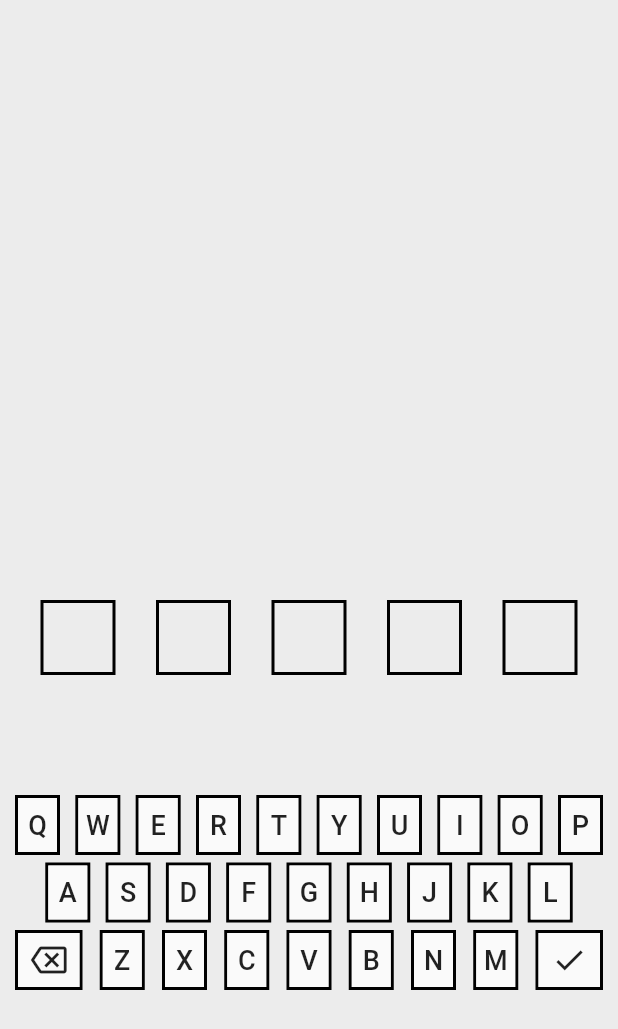
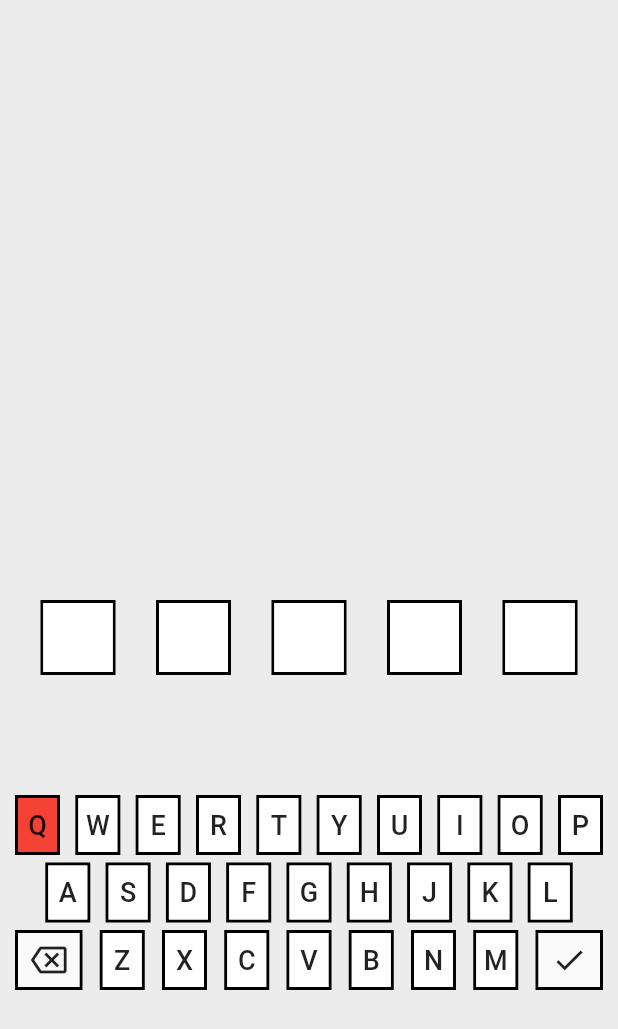
Before and after one commit to gabriel371/wordle, a Flutter app: the screen it shows after launch, after a tap on an icon or button, on a phone screen of 412 x 824 dp. Shown: the top 1029 px of the screen. Run offline on Flutter 3.47's test engine with Material 2 defaults, Android fonts, the phone set to English and light mode, and no system bars; network calls fail.

Commit message:
implemented api for getting words

```diff
--- a/lib/main.dart
+++ b/lib/main.dart
@@ -13,7 +13,7 @@ class MyApp extends StatelessWidget {
   Widget build(BuildContext context) {
     return MaterialApp(
       debugShowCheckedModeBanner: false,
-      title: 'Flutter Demo',
+      title: 'Wordle',
       theme: ThemeData(
         primarySwatch: Colors.blue,
       ),
--- a/lib/pages/home/home_page.dart
+++ b/lib/pages/home/home_page.dart
@@ -1,5 +1,8 @@
 import 'package:flutter/material.dart';
+import 'package:wordle/services/api_service.dart';
 
+import 'fail_dialog.dart';
+import 'success_dialog.dart';
 import 'widgets/keyboard.dart';
 import 'widgets/word_row.dart';
 
@@ -11,44 +14,133 @@ class HomePage extends StatefulWidget {
 }
 
 class _HomePageState extends State<HomePage> {
-  List<int> rows = [0, 1, 2, 3, 4, 5];
+  List<List<String>> guesses = [
+    ["", "", "", "", ""],
+    ["", "", "", "", ""],
+    ["", "", "", "", ""],
+    ["", "", "", "", ""],
+    ["", "", "", "", ""],
+    ["", "", "", "", ""],
+  ];
+
+  List<List<Color>> colors = [
+    [Colors.white, Colors.white, Colors.white, Colors.white, Colors.white],
+    [Colors.white, Colors.white, Colors.white, Colors.white, Colors.white],
+    [Colors.white, Colors.white, Colors.white, Colors.white, Colors.white],
+    [Colors.white, Colors.white, Colors.white, Colors.white, Colors.white],
+    [Colors.white, Colors.white, Colors.white, Colors.white, Colors.white],
+    [Colors.white, Colors.white, Colors.white, Colors.white, Colors.white],
+  ];
 
   int currentRow = 0;
   int currentIndex = 0;
+  bool gameOver = false;
+  String word = "";
 
-  String word = "VASCO";
+  APIService apiService = APIService();
 
-  List<String> currentGuess = ["", "", "", "", ""];
+  @override
+  void initState() {
+    super.initState();
+    apiService.get().then((dw) {
+      setState(() {
+        word = dw.toUpperCase();
+      });
+    });
+  }
+
+  List<GuessedCharacter> guessedChars = [
+    GuessedCharacter.empty,
+    GuessedCharacter.empty,
+    GuessedCharacter.empty,
+    GuessedCharacter.empty,
+    GuessedCharacter.empty,
+  ];
 
   void _insertCharacter(String key) {
+    if (gameOver == false) {
       if (currentIndex <= 4) {
         setState(() {
-        currentGuess[currentIndex] = key;
+          guesses[currentRow][currentIndex] = key;
           currentIndex++;
         });
       }
-    print(currentGuess.join());
+    }
   }
 
   void _deleteLastCharacter() {
+    if (gameOver == false) {
       if (currentIndex > 0) {
         setState(() {
-        currentGuess[currentIndex - 1] = "";
+          guesses[currentRow][currentIndex - 1] = "";
           currentIndex--;
         });
       }
-    print(currentGuess.join());
+    }
   }
 
   void _checkGuess() {
-    if (currentGuess.join().length == 5) {
-      if (currentGuess.join() == word) {
-        print("Right guess!");
+    if (gameOver == false) {
+      if (guesses[currentRow].join().length == 5) {
+        if (guesses[currentRow].join() == word) {
+          for (int i = 0; i < 5; i++) {
+            guessedChars[i] = _compareCharacters(i);
+            colors[currentRow][i] = _getColor(i);
+          }
+          setState(() => gameOver = true);
+          showDialog(
+            context: context,
+            builder: (BuildContext context) {
+              return SuccessDialog(row: currentRow, word: word);
+            },
+          );
         } else {
-        print("Wrong guess!");
+          if (currentRow == 5) {
+            setState(() => gameOver = true);
+            showDialog(
+              context: context,
+              builder: (BuildContext context) {
+                return FailDialog(row: currentRow, word: word);
+              },
+            );
+          }
+          for (int i = 0; i < 5; i++) {
+            guessedChars[i] = _compareCharacters(i);
+            colors[currentRow][i] = _getColor(i);
+          }
+          setState(() {
+            if (currentRow < 5) {
+              currentRow++;
+            }
+            currentIndex = 0;
+          });
         }
       } else {
         print("Incomplete");
+      }
+    }
+  }
+
+  Color _getColor(int index) {
+    if (guessedChars[index] == GuessedCharacter.right) {
+      return Colors.green;
+    } else if (guessedChars[index] == GuessedCharacter.present) {
+      return Colors.yellow;
+    } else if (guessedChars[index] == GuessedCharacter.wrong) {
+      return Colors.red;
+    } else {
+      return Colors.white;
+    }
+  }
+
+  GuessedCharacter _compareCharacters(int index) {
+    if (guesses[currentRow][index] == word[index]) {
+      return GuessedCharacter.right;
+    } else if (guesses[currentRow][index] != word[index] &&
+        word.contains(guesses[currentRow][index])) {
+      return GuessedCharacter.present;
+    } else {
+      return GuessedCharacter.wrong;
     }
   }
 
@@ -61,22 +153,34 @@ class _HomePageState extends State<HomePage> {
           padding: const EdgeInsets.only(top: 40.0),
           child: Column(
             children: [
-              ...rows.map((row) {
-                return Padding(
+              ...guesses
+                  .asMap()
+                  .map((i, row) {
+                    return MapEntry(
+                      i,
+                      Padding(
                         padding: const EdgeInsets.symmetric(vertical: 10.0),
                         child: WordRow(
-                    rowIndex: row,
+                          rowIndex: i,
                           boxIndex: currentIndex,
-                    isActive: currentRow == row,
-                    currentGuess: currentGuess,
+                          isActive: currentRow == i,
+                          currentGuess: guesses[i],
+                          guessedChars: guessedChars,
+                          colors: colors[i],
+                        ),
                       ),
                     );
-              }).toList(),
+                  })
+                  .values
+                  .toList(),
               const SizedBox(height: 70.0),
               Keyboard(
                 onTextInput: (text) => _insertCharacter(text),
                 onBackspace: () => _deleteLastCharacter(),
                 onEnter: () => _checkGuess(),
+                guesses: guesses,
+                word: word,
+                currentRow: currentRow,
               ),
             ],
           ),
@@ -85,3 +189,5 @@ class _HomePageState extends State<HomePage> {
     );
   }
 }
+
+enum GuessedCharacter { empty, right, wrong, present }
--- a/lib/pages/home/widgets/keyboard.dart
+++ b/lib/pages/home/widgets/keyboard.dart
@@ -1,9 +1,8 @@
 import 'package:flutter/material.dart';
-import 'package:wordle/pages/home/widgets/backspace_key.dart';
-import 'package:wordle/pages/home/widgets/enter_key.dart';
-import 'package:wordle/pages/home/widgets/text_key.dart';
 
-import 'keyboard_button.dart';
+import 'backspace_key.dart';
+import 'enter_key.dart';
+import 'text_key.dart';
 
 class Keyboard extends StatelessWidget {
   Keyboard({
@@ -11,7 +10,14 @@ class Keyboard extends StatelessWidget {
     required this.onTextInput,
     required this.onEnter,
     required this.onBackspace,
+    required this.guesses,
+    required this.word,
+    required this.currentRow,
   }) : super(key: key);
+
+  String word;
+  List<List<String>> guesses;
+  int currentRow;
 
   final ValueSetter<String> onTextInput;
   final VoidCallback onEnter;
@@ -27,8 +33,25 @@ class Keyboard extends StatelessWidget {
     ["Z", "X", "C", "V", "B", "N", "M"],
   ];
 
+  Color _getColor(String key) {
+    // FIXME: The green one needs to compare each position
+    if (guesses.any((element) => element == word.split(""))) {
+      return Colors.green;
+    }
+    if (guesses.any((element) => element.contains(key)) &&
+        word.split("").contains(key)) {
+      return Colors.yellow;
+    }
+    if (guesses.any((element) => element.contains(key)) &&
+        !word.split("").contains(key)) {
+      return Colors.red;
+    }
+    return Colors.white;
+  }
+
   @override
   Widget build(BuildContext context) {
+    print(guesses);
     return Padding(
       padding: const EdgeInsets.symmetric(horizontal: 10.0),
       child: Column(
@@ -51,7 +74,11 @@ class Keyboard extends StatelessWidget {
           .map((i, key) {
             return MapEntry(
               i,
-              TextKey(text: key, onTextInput: _textInputHandler),
+              TextKey(
+                text: key,
+                onTextInput: _textInputHandler,
+                color: _getColor(key),
+              ),
             );
           })
           .values
@@ -69,7 +96,12 @@ class Keyboard extends StatelessWidget {
             .map((i, key) {
               return MapEntry(
                 i,
-                TextKey(text: key, onTextInput: _textInputHandler),
+                TextKey(
+                  text: key,
+                  onTextInput: _textInputHandler,
+                  color: _getColor(key),
+                  // color: _getColor(key),
+                ),
               );
             })
             .values
@@ -89,12 +121,16 @@ class Keyboard extends StatelessWidget {
             .map((i, key) {
               return MapEntry(
                 i,
-                TextKey(text: key, onTextInput: _textInputHandler),
+                TextKey(
+                  text: key,
+                  onTextInput: _textInputHandler,
+                  color: _getColor(key),
+                ),
               );
             })
             .values
             .toList(),
-        EnterKey(onEnter: _enterHandler),
+        EnterKey(onEnter: _enterHandler), // This can be used to get the colors
       ],
     );
   }
--- a/lib/pages/home/widgets/letter_box.dart
+++ b/lib/pages/home/widgets/letter_box.dart
@@ -4,13 +4,13 @@ class LetterBox extends StatefulWidget {
   int boxIndex;
   bool isSelected;
   String? value;
-  Function onChanged;
+  Color color;
   LetterBox({
     Key? key,
     this.isSelected = false,
     this.value,
     required this.boxIndex,
-    required this.onChanged,
+    required this.color,
   }) : super(key: key);
 
   @override
@@ -28,6 +28,7 @@ class _LetterBoxState extends State<LetterBox> {
           color: const Color(0xFF000000),
           width: widget.isSelected ? 4.0 : 2.0,
         ),
+        color: widget.color,
       ),
       child: Visibility(
         visible: widget.value != null,
--- a/lib/pages/home/widgets/text_key.dart
+++ b/lib/pages/home/widgets/text_key.dart
@@ -1,13 +1,15 @@
 import 'package:flutter/material.dart';
 
 class TextKey extends StatelessWidget {
-  const TextKey({
+  TextKey({
     Key? key,
     required this.text,
     this.onTextInput,
+    this.color = Colors.white,
   }) : super(key: key);
 
   final String text;
+  Color color;
   final ValueSetter<String>? onTextInput;
 
   @override
@@ -17,8 +19,10 @@ class TextKey extends StatelessWidget {
       width: 30.0,
       decoration: BoxDecoration(
         border: Border.all(color: const Color(0xFF000000), width: 2.0),
+        color: color,
       ),
       child: Material(
+        color: color,
         child: InkWell(
           onTap: () {
             onTextInput?.call(text);
--- a/lib/pages/home/widgets/word_row.dart
+++ b/lib/pages/home/widgets/word_row.dart
@@ -1,5 +1,6 @@
 import 'package:flutter/material.dart';
 
+import '../home_page.dart';
 import 'letter_box.dart';
 
 class WordRow extends StatefulWidget {
@@ -7,12 +8,16 @@ class WordRow extends StatefulWidget {
   int boxIndex;
   bool isActive;
   List<String> currentGuess;
+  List<GuessedCharacter> guessedChars;
+  List<Color> colors;
   WordRow({
     Key? key,
     required this.boxIndex,
     required this.rowIndex,
     this.isActive = false,
     required this.currentGuess,
+    required this.guessedChars,
+    required this.colors,
   }) : super(key: key);
 
   @override
@@ -25,14 +30,12 @@ class _WordRowState extends State<WordRow> {
   @override
   Widget build(BuildContext context) {
     int currentBox = widget.boxIndex;
-    String currentGuess = widget.currentGuess.join();
-    // print(currentGuess);
     return ColorFiltered(
       colorFilter: ColorFilter.mode(
         widget.isActive
             ? const Color(0xFFFFFFFF)
             : const Color.fromARGB(255, 236, 236, 236),
-        BlendMode.saturation,
+        BlendMode.overlay,
       ),
       child: Row(
         mainAxisAlignment: MainAxisAlignment.spaceEvenly,
@@ -41,8 +44,8 @@ class _WordRowState extends State<WordRow> {
             return LetterBox(
               boxIndex: box,
               isSelected: box == currentBox && widget.isActive,
-              onChanged: () {},
-              value: widget.isActive ? widget.currentGuess[box] : "",
+              value: widget.currentGuess[box],
+              color: widget.colors[box],
             );
           },
         ).toList(),
--- /dev/null
+++ b/lib/services/api_service.dart
@@ -0,0 +1,24 @@
+import 'dart:convert';
+
+import 'package:http/http.dart' as http;
+
+class APIService {
+  static const String _authority = "random-words5.p.rapidapi.com";
+  static const _path = "/getRandom";
+  static const _query = {"wordLength": "5"};
+  static const Map<String, String> _headers = {
+    "x-rapidapi-host": "random-words5.p.rapidapi.com",
+    "x-rapidapi-key": "fd73af7d1dmsh7f85fddd3d10ebep19e543jsnab2d5f4a484a",
+  };
+
+  Future<String> get() async {
+    Uri uri = Uri.https(_authority, _path, _query);
+    final response = await http.get(uri, headers: _headers);
+    if (response.statusCode == 200) {
+      return response.body;
+    } else {
+      throw Exception(
+          "Failed to load json data. Returned: ${response.statusCode}: ${response.reasonPhrase}");
+    }
+  }
+}
--- a/pubspec.yaml
+++ b/pubspec.yaml
@@ -34,6 +34,7 @@ dependencies:
   # The following adds the Cupertino Icons font to your application.
   # Use with the CupertinoIcons class for iOS style icons.
   cupertino_icons: ^1.0.2
+  http: ^0.13.4
 
 dev_dependencies:
   flutter_test:
```
Also changed, not shown: lib/pages/home/fail_dialog.dart (added, +63 -0 lines), lib/pages/home/success_dialog.dart (added, +63 -0 lines), pubspec.lock. Lines whose indentation alone changed are shown as unchanged.
